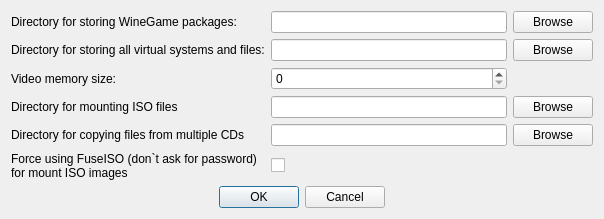
First picture: the form in src/settingsdialog.ui, repository pashazz/winegame, before the edit.
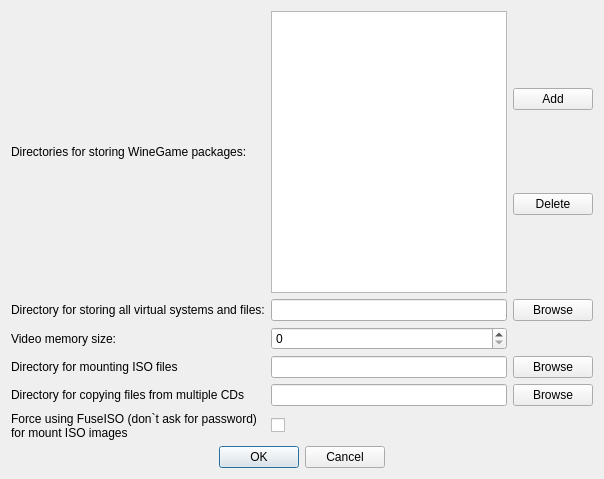
Second picture: the form after the edit.

```diff
--- a/src/settingsdialog.ui
+++ b/src/settingsdialog.ui
@@ -7,65 +7,55 @@
     <x>0</x>
     <y>0</y>
     <width>604</width>
-    <height>211</height>
+    <height>479</height>
    </rect>
   </property>
   <property name="windowTitle">
    <string>Settings</string>
   </property>
   <layout class="QGridLayout" name="gridLayout">
-   <item row="0" column="1">
-    <widget class="QLineEdit" name="txtPkg"/>
-   </item>
-   <item row="2" column="1">
+   <item row="3" column="1">
     <widget class="QSpinBox" name="sbMemory"/>
    </item>
    <item row="0" column="0">
     <widget class="QLabel" name="label">
      <property name="text">
-      <string>Directory for storing WineGame packages:</string>
+      <string>Directories for storing WineGame packages:</string>
      </property>
     </widget>
    </item>
-   <item row="1" column="0">
+   <item row="2" column="0">
     <widget class="QLabel" name="label_2">
      <property name="text">
       <string>Directory for storing all virtual systems and files:</string>
      </property>
     </widget>
    </item>
-   <item row="2" column="0">
+   <item row="3" column="0">
     <widget class="QLabel" name="label_3">
      <property name="text">
       <string>Video memory size:</string>
      </property>
     </widget>
    </item>
-   <item row="0" column="2">
-    <widget class="QPushButton" name="cmdBrowseWG">
-     <property name="text">
-      <string>Browse</string>
-     </property>
-    </widget>
-   </item>
-   <item row="1" column="2">
+   <item row="2" column="2">
     <widget class="QPushButton" name="cmdBrowseWine">
      <property name="text">
       <string>Browse</string>
      </property>
     </widget>
    </item>
-   <item row="1" column="1">
+   <item row="2" column="1">
     <widget class="QLineEdit" name="txtWineDir"/>
    </item>
-   <item row="4" column="0">
+   <item row="5" column="0">
     <widget class="QLabel" name="label_4">
      <property name="text">
       <string>Directory for mounting ISO files</string>
      </property>
     </widget>
    </item>
-   <item row="8" column="0" colspan="3">
+   <item row="9" column="0" colspan="3">
     <widget class="QDialogButtonBox" name="buttonBox">
      <property name="orientation">
       <enum>Qt::Horizontal</enum>
@@ -78,17 +68,17 @@
      </property>
     </widget>
    </item>
-   <item row="4" column="1">
+   <item row="5" column="1">
     <widget class="QLineEdit" name="txtMount"/>
    </item>
-   <item row="4" column="2">
+   <item row="5" column="2">
     <widget class="QPushButton" name="cmdBrowseMount">
      <property name="text">
       <string>Browse</string>
      </property>
     </widget>
    </item>
-   <item row="6" column="0">
+   <item row="7" column="0">
     <widget class="QLabel" name="lblFuse">
      <property name="text">
       <string>Force using FuseISO (don`t ask for password)
@@ -96,30 +86,51 @@
      </property>
     </widget>
    </item>
-   <item row="6" column="1">
+   <item row="7" column="1">
     <widget class="QCheckBox" name="cbForceFuse">
      <property name="text">
       <string/>
      </property>
     </widget>
    </item>
-   <item row="5" column="0">
+   <item row="6" column="0">
     <widget class="QLabel" name="label_6">
      <property name="text">
       <string>Directory for copying files from multiple CDs</string>
      </property>
     </widget>
    </item>
-   <item row="5" column="1">
+   <item row="6" column="1">
     <widget class="QLineEdit" name="txtDisc"/>
    </item>
-   <item row="5" column="2">
+   <item row="6" column="2">
     <widget class="QPushButton" name="cmdBrowseDisc">
      <property name="text">
       <string>Browse</string>
      </property>
     </widget>
    </item>
+   <item row="0" column="1">
+    <widget class="QListWidget" name="lstPackageDirs"/>
+   </item>
+   <item row="0" column="2">
+    <layout class="QVBoxLayout" name="verticalLayout">
+     <item>
+      <widget class="QPushButton" name="cmdAdd">
+       <property name="text">
+        <string>Add</string>
+       </property>
+      </widget>
+     </item>
+     <item>
+      <widget class="QPushButton" name="cmdDelete">
+       <property name="text">
+        <string>Delete</string>
+       </property>
+      </widget>
+     </item>
+    </layout>
+   </item>
   </layout>
  </widget>
  <resources/>
```
